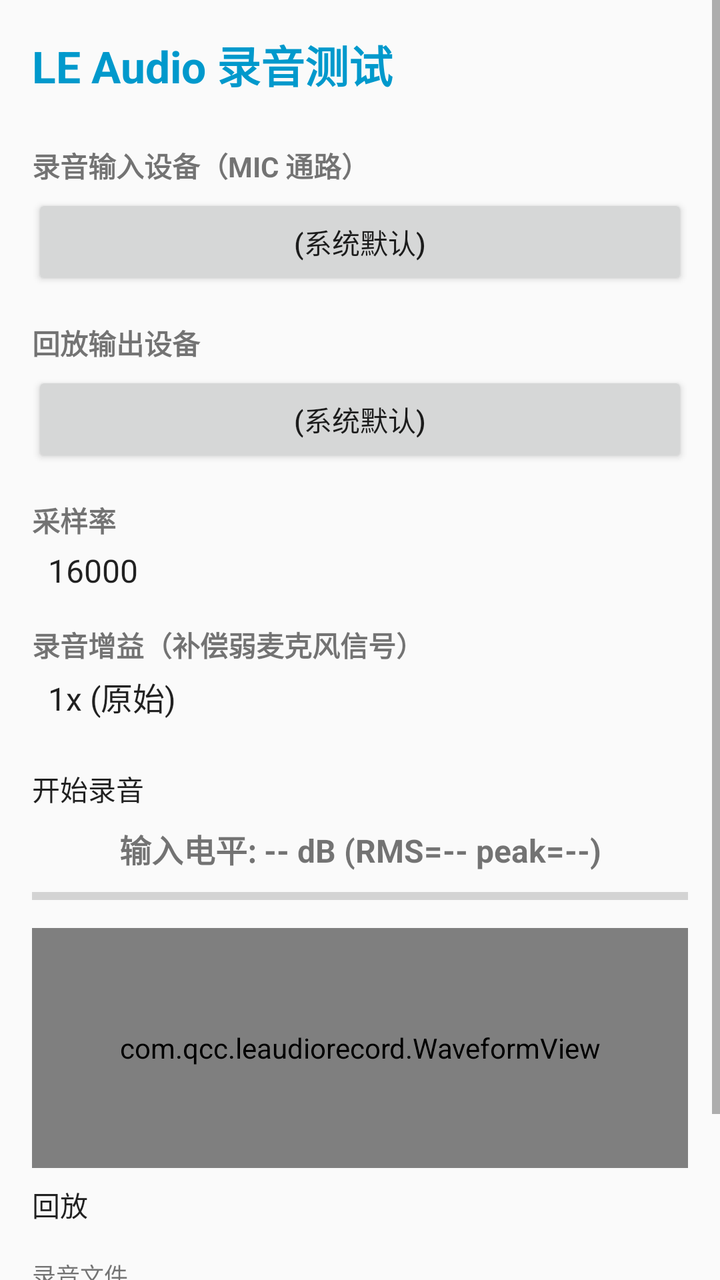
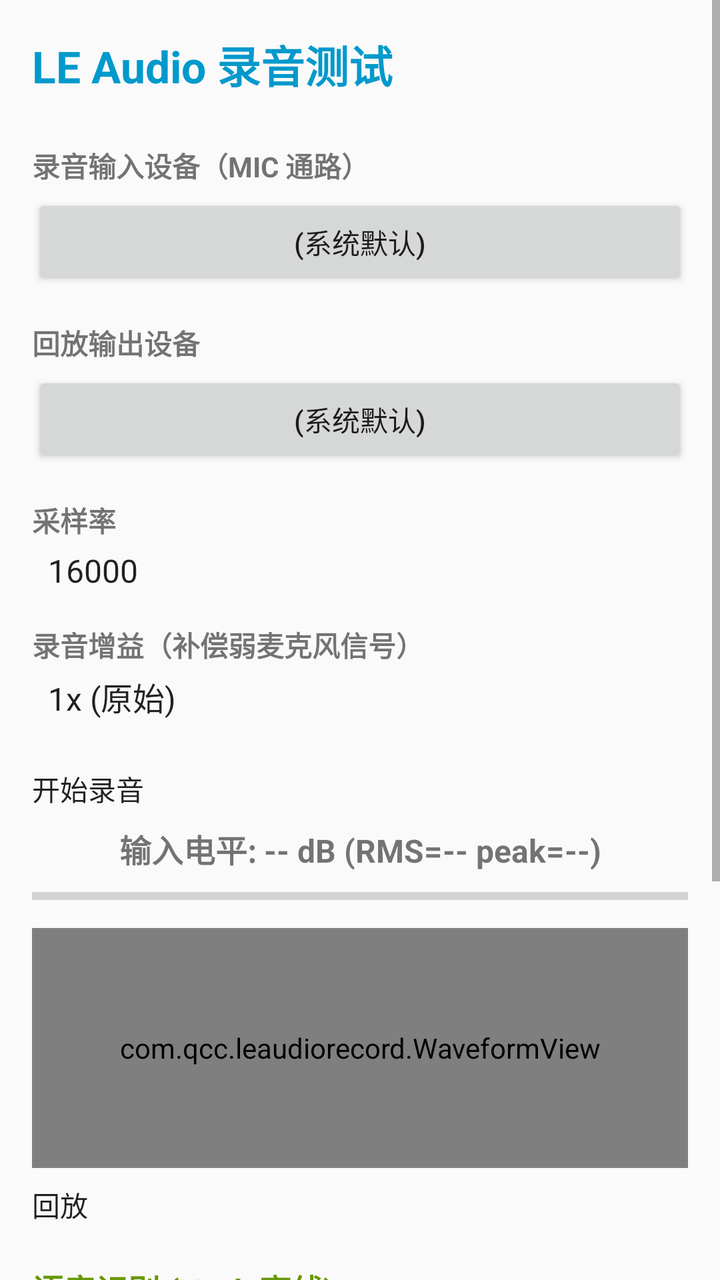

Screens rendered from an Android XML layout before and after an edit, with the pre-edit source and the edit as a unified diff.
<!-- AndroidManifest.xml: application theme Theme.LeAudioRecordTools -->
<!-- res/layout/activity_main.xml -->
<?xml version="1.0" encoding="utf-8"?>
<ScrollView xmlns:android="http://schemas.android.com/apk/res/android"
    android:layout_width="match_parent"
    android:layout_height="match_parent"
    android:fillViewport="true">

    <LinearLayout
        android:layout_width="match_parent"
        android:layout_height="wrap_content"
        android:orientation="vertical"
        android:paddingTop="16dp"
        android:paddingLeft="16dp"
        android:paddingRight="16dp"
        android:paddingBottom="16dp">

        
        <TextView
            android:layout_width="match_parent"
            android:layout_height="wrap_content"
            android:text="@string/app_name"
            android:textSize="22sp"
            android:textStyle="bold"
            android:textColor="@android:color/holo_blue_dark"
            android:paddingBottom="16dp" />

        
        <TextView
            android:layout_width="match_parent"
            android:layout_height="wrap_content"
            android:text="@string/input_device_label"
            android:textSize="14sp"
            android:textStyle="bold"
            android:paddingTop="8dp" />

        <Button
            android:id="@+id/btnInput"
            style="?android:attr/buttonStyleSmall"
            android:layout_width="match_parent"
            android:layout_height="wrap_content"
            android:layout_marginTop="4dp"
            android:text="(系统默认)"
            android:singleLine="true" />

        
        <TextView
            android:layout_width="match_parent"
            android:layout_height="wrap_content"
            android:text="@string/output_device_label"
            android:textSize="14sp"
            android:textStyle="bold"
            android:paddingTop="16dp" />

        <Button
            android:id="@+id/btnOutput"
            style="?android:attr/buttonStyleSmall"
            android:layout_width="match_parent"
            android:layout_height="wrap_content"
            android:layout_marginTop="4dp"
            android:text="(系统默认)"
            android:singleLine="true" />

        
        <TextView
            android:layout_width="match_parent"
            android:layout_height="wrap_content"
            android:text="采样率"
            android:textSize="14sp"
            android:textStyle="bold"
            android:paddingTop="16dp" />

        <Spinner
            android:id="@+id/spinnerSampleRate"
            android:layout_width="match_parent"
            android:layout_height="wrap_content"
            android:layout_marginTop="4dp"
            android:entries="@array/sample_rates" />

        
        <TextView
            android:layout_width="match_parent"
            android:layout_height="wrap_content"
            android:text="录音增益（补偿弱麦克风信号）"
            android:textSize="14sp"
            android:textStyle="bold"
            android:paddingTop="16dp" />

        <Spinner
            android:id="@+id/spinnerGain"
            android:layout_width="match_parent"
            android:layout_height="wrap_content"
            android:layout_marginTop="4dp"
            android:entries="@array/record_gains" />

        
        <Button
            android:id="@+id/btnRecord"
            android:layout_width="match_parent"
            android:layout_height="wrap_content"
            android:layout_marginTop="24dp"
            android:text="@string/record_start" />

        
        <TextView
            android:id="@+id/txtLevel"
            android:layout_width="match_parent"
            android:layout_height="wrap_content"
            android:layout_marginTop="8dp"
            android:text="输入电平: -- dB (RMS=-- peak=--)"
            android:textSize="16sp"
            android:textStyle="bold"
            android:gravity="center" />

        <ProgressBar
            android:id="@+id/levelBar"
            style="?android:attr/progressBarStyleHorizontal"
            android:layout_width="match_parent"
            android:layout_height="wrap_content"
            android:layout_marginTop="4dp"
            android:max="100" />

        
        <com.qcc.leaudiorecord.WaveformView
            android:id="@+id/waveform"
            android:layout_width="match_parent"
            android:layout_height="120dp"
            android:layout_marginTop="8dp"
            android:background="@android:color/black" />

        
        <Button
            android:id="@+id/btnPlay"
            android:layout_width="match_parent"
            android:layout_height="wrap_content"
            android:layout_marginTop="8dp"
            android:text="@string/play_start" />

        
        <TextView
            android:id="@+id/txtFile"
            android:layout_width="match_parent"
            android:layout_height="wrap_content"
            android:layout_marginTop="16dp"
            android:text="@string/file_label"
            android:textSize="12sp"
            android:textIsSelectable="true" />

        
        <TextView
            android:id="@+id/txtStatus"
            android:layout_width="match_parent"
            android:layout_height="wrap_content"
            android:layout_marginTop="8dp"
            android:text="@string/status_idle"
            android:textSize="13sp"
            android:minLines="4" />

    </LinearLayout>
</ScrollView>
<!-- resources referenced by this layout -->
<resources>
  <string-array name="record_gains">
          <item>1x (原始)</item>
          <item>2x (+6dB)</item>
          <item>4x (+12dB)</item>
          <item>8x (+18dB)</item>
          <item>16x (+24dB)</item>
      </string-array>
  <string-array name="sample_rates">
          <item>16000</item>
          <item>8000</item>
          <item>24000</item>
          <item>32000</item>
          <item>44100</item>
          <item>48000</item>
      </string-array>
  <string name="app_name">LE Audio 录音测试</string>
  <string name="file_label">录音文件</string>
  <string name="input_device_label">录音输入设备（MIC 通路）</string>
  <string name="output_device_label">回放输出设备</string>
  <string name="play_start">回放</string>
  <string name="record_start">开始录音</string>
  <string name="status_idle">就绪：选择设备后开始录音</string>
  <style name="Theme.LeAudioRecordTools" parent="android:Theme.Material.Light.NoActionBar">
          <item name="android:colorPrimary">@android:color/holo_blue_dark</item>
          <item name="android:colorPrimaryDark">@android:color/holo_blue_dark</item>
          <item name="android:colorAccent">@android:color/holo_blue_light</item>
      </style>
</resources>

<!-- the commit's change to res/layout/activity_main.xml (unified diff, before → after) -->
@@ -136,6 +136,65 @@
 
         
         <TextView
+            android:layout_width="match_parent"
+            android:layout_height="wrap_content"
+            android:text="语音识别 (Vosk 离线)"
+            android:textSize="16sp"
+            android:textStyle="bold"
+            android:textColor="@android:color/holo_green_dark"
+            android:paddingTop="20dp" />
+
+        <LinearLayout
+            android:layout_width="match_parent"
+            android:layout_height="wrap_content"
+            android:orientation="horizontal"
+            android:layout_marginTop="8dp">
+
+            <Button
+                android:id="@+id/btnAsrTranscribe"
+                android:layout_width="0dp"
+                android:layout_height="wrap_content"
+                android:layout_weight="1"
+                android:layout_marginEnd="4dp"
+                android:text="转录录音"
+                android:enabled="false" />
+
+            <Button
+                android:id="@+id/btnAsrListen"
+                android:layout_width="0dp"
+                android:layout_height="wrap_content"
+                android:layout_weight="1"
+                android:layout_marginStart="4dp"
+                android:text="实时识别"
+                android:enabled="false" />
+        </LinearLayout>
+
+        <TextView
+            android:id="@+id/txtAsrStatus"
+            android:layout_width="match_parent"
+            android:layout_height="wrap_content"
+            android:layout_marginTop="6dp"
+            android:text="模型未加载"
+            android:textSize="12sp"
+            android:textColor="@android:color/darker_gray" />
+
+        
+        <TextView
+            android:id="@+id/txtAsrResult"
+            android:layout_width="match_parent"
+            android:layout_height="wrap_content"
+            android:layout_marginTop="6dp"
+            android:padding="12dp"
+            android:background="@android:color/white"
+            android:textColor="@android:color/black"
+            android:textSize="18sp"
+            android:textStyle="bold"
+            android:gravity="center"
+            android:minLines="3"
+            android:text="(识别结果将显示在这里)" />
+
+        
+        <TextView
             android:id="@+id/txtFile"
             android:layout_width="match_parent"
             android:layout_height="wrap_content"
